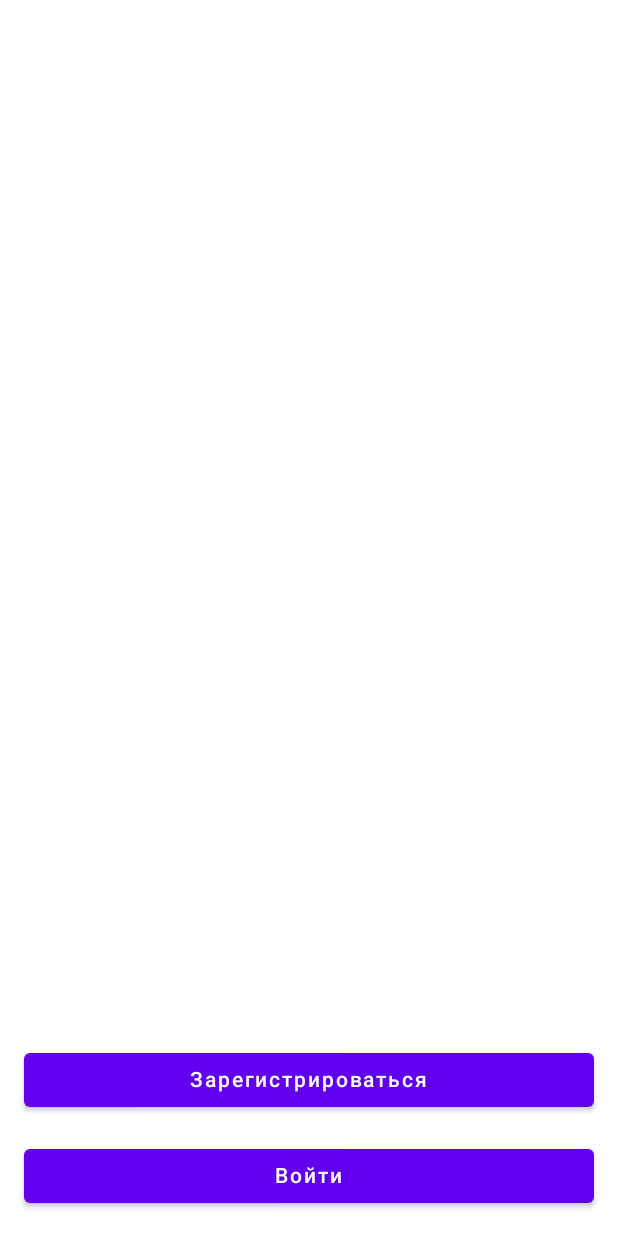
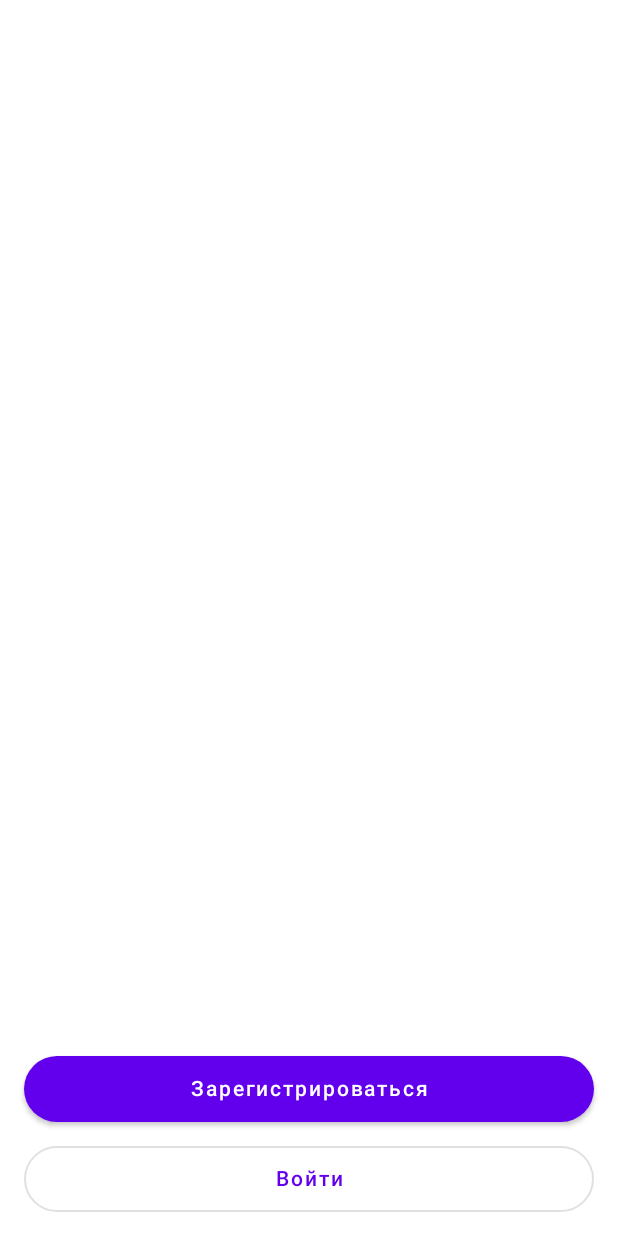
Before and after one commit to LaQqIII/Package-walk, an Android app built with Jetpack Compose: the Authorization screen opened through its navigation route, on a phone screen of 412 x 824 dp. Run offline under Robolectric (Android 15) with nearby library versions, the phone set to English and light mode, and no system bars; our stand-ins replace Dagger/Hilt's generated code, Timber.

Commit message:
переделал кнопки добавил кнопку перехода назад

```diff
--- a/app/src/main/java/com/example/packagewalk/ui/PackageWalkNavGraph.kt
+++ b/app/src/main/java/com/example/packagewalk/ui/PackageWalkNavGraph.kt
@@ -34,7 +34,8 @@ fun PackageWalkNavGraph(navController: NavHostController) {
         composable(AuthorizationSections.AUTHORIZATION.route) {
             Authorization(
                 navigateToScreenLoginIn = actions.navigateToScreenLoginIn,
-                navigateToScreenRegistration = actions.navigateToScreenRegistration
+                navigateToScreenRegistration = actions.navigateToScreenRegistration,
+                navigateBack = actions.navigateBack
             )
         }
         composable(AuthorizationSections.LOGIN.route) {
@@ -62,4 +63,7 @@ class MainActions(navController: NavHostController) {
     val navigateToScreenRegistration: () -> Unit = {
         navController.navigate(AuthorizationSections.REGISTRATION.route)
     }
+    val navigateBack: () -> Unit = {
+        navController.popBackStack()
+    }
 }
--- a/app/src/main/java/com/example/packagewalk/ui/screens/authorization/AuthorizationScreen.kt
+++ b/app/src/main/java/com/example/packagewalk/ui/screens/authorization/AuthorizationScreen.kt
@@ -1,17 +1,17 @@
 package com.example.packagewalk.ui.screens.authorization
 
 import androidx.compose.foundation.layout.*
-import androidx.compose.material.Button
-import androidx.compose.material.Text
+import androidx.compose.material.*
+import androidx.compose.material.icons.Icons
+import androidx.compose.material.icons.filled.Close
 import androidx.compose.runtime.Composable
 import androidx.compose.ui.Alignment
 import androidx.compose.ui.Modifier
-import androidx.compose.ui.res.dimensionResource
-import androidx.compose.ui.res.stringResource
 import androidx.compose.ui.tooling.preview.Preview
 import com.example.packagewalk.R
-import com.example.packagewalk.data.authorization.Authorization
 import com.example.packagewalk.ui.widgets.StandartButton
+import com.example.packagewalk.ui.widgets.StandartOutlinedButton
+import com.example.packagewalk.ui.widgets.StandartSpacer
 import timber.log.Timber
 
 private const val TAG_SCREEN = "Авторизация"
@@ -21,34 +21,45 @@ private const val TAG_SCREEN = "Авторизация"
  * между входом и регистрацией в приложении
  * @param navigateToScreenLoginIn функция, отвечающая за переход на экран для входа
  * @param navigateToScreenRegistration функция, отвечающая за переход на экран регистрации
+ * @param navigateBack функция, отвечающая за переход назад
  */
 @Composable
 fun Authorization(
     navigateToScreenLoginIn: () -> Unit,
-    navigateToScreenRegistration: () -> Unit
+    navigateToScreenRegistration: () -> Unit,
+    navigateBack: () -> Unit
 ) {
-
     Timber.d("Отрисовка экрана выбора зайти или зарегистрироваться !@# $TAG_SCREEN")
 
+    Scaffold(topBar = {
+        // TopAppBar(actions = {})
+    })
+//    {
+//        Row(modifier = Modifier.fillMaxWidth()) {
+//            IconButton(onClick = { navigateBack() }) {
+//                Icon(imageVector = Icons.Default.Close, contentDescription = "")
+//            }
+//        }
+//    }) {
+    {
         Column(
             modifier = Modifier.fillMaxSize(),
             verticalArrangement = Arrangement.Bottom,
             horizontalAlignment = Alignment.CenterHorizontally
         ) {
-
             StandartButton(onClick = navigateToScreenRegistration, stringId = R.string.register)
 
-        Spacer(modifier = Modifier.height(dimensionResource(R.dimen.between_the_lines_base)))
+            StandartSpacer()
 
-        StandartButton(onClick = navigateToScreenLoginIn, stringId = R.string.login)
+            StandartOutlinedButton(onClick = navigateToScreenLoginIn, stringId = R.string.login)
 
-        Spacer(modifier = Modifier.height(dimensionResource(R.dimen.between_the_lines_base)))
-
+            StandartSpacer()
+        }
     }
 }
 
 @Preview(showBackground = true)
 @Composable
 private fun AuthorizationPreview() {
-    Authorization({}, {})
+    Authorization({}, {}, {})
 }
--- a/app/src/main/java/com/example/packagewalk/ui/widgets/StandartButton.kt
+++ b/app/src/main/java/com/example/packagewalk/ui/widgets/StandartButton.kt
@@ -2,13 +2,15 @@ package com.example.packagewalk.ui.widgets
 
 import androidx.annotation.StringRes
 import androidx.compose.foundation.layout.fillMaxWidth
+import androidx.compose.foundation.layout.height
 import androidx.compose.foundation.layout.padding
+import androidx.compose.foundation.shape.CircleShape
 import androidx.compose.material.Button
-import androidx.compose.material.Text
+import androidx.compose.material.OutlinedButton
 import androidx.compose.runtime.Composable
 import androidx.compose.ui.Modifier
 import androidx.compose.ui.res.dimensionResource
-import androidx.compose.ui.res.stringResource
+import androidx.compose.ui.tooling.preview.Preview
 import com.example.packagewalk.R
 
 @Composable
@@ -16,8 +18,40 @@ fun StandartButton(onClick: () -> Unit, modifier: Modifier = Modifier, @StringRe
     Button(
         onClick = { onClick() }, modifier = modifier
             .fillMaxWidth()
-            .padding(horizontal = dimensionResource(R.dimen.on_the_sides_base))
+            .height(dimensionResource(R.dimen.height_button_base))
+            .padding(horizontal = dimensionResource(R.dimen.on_the_sides_base)),
+        shape = CircleShape
     ) {
-        Text(text = stringResource(stringId))
+        TextButton(stringId = stringId)
     }
 }
+
+@Composable
+fun StandartOutlinedButton(
+    onClick: () -> Unit,
+    modifier: Modifier = Modifier,
+    @StringRes stringId: Int
+) {
+    OutlinedButton(
+        onClick = { onClick() },
+        modifier = modifier
+            .fillMaxWidth()
+            .height(dimensionResource(R.dimen.height_button_base))
+            .padding(horizontal = dimensionResource(R.dimen.on_the_sides_base)),
+        shape = CircleShape
+    ) {
+        TextButton(stringId = stringId)
+    }
+}
+
+@Preview(showBackground = true)
+@Composable
+private fun StandartButtonPreview() {
+    StandartButton(onClick = {}, stringId = R.string.register)
+}
+
+@Preview(showBackground = true)
+@Composable
+private fun StandartOutlinedButton() {
+    StandartOutlinedButton(onClick = {}, stringId = R.string.login)
+}
--- /dev/null
+++ b/app/src/main/java/com/example/packagewalk/ui/widgets/StandartSpacer.kt
@@ -0,0 +1,13 @@
+package com.example.packagewalk.ui.widgets
+
+import androidx.compose.foundation.layout.Spacer
+import androidx.compose.foundation.layout.height
+import androidx.compose.runtime.Composable
+import androidx.compose.ui.Modifier
+import androidx.compose.ui.res.dimensionResource
+import com.example.packagewalk.R
+
+@Composable
+fun StandartSpacer(modifier: Modifier = Modifier) {
+    Spacer(modifier = modifier.height(dimensionResource(R.dimen.between_the_lines_base)))
+}
--- /dev/null
+++ b/app/src/main/java/com/example/packagewalk/ui/widgets/TextButton.kt
@@ -0,0 +1,25 @@
+package com.example.packagewalk.ui.widgets
+
+import androidx.annotation.StringRes
+import androidx.compose.material.MaterialTheme
+import androidx.compose.material.Text
+import androidx.compose.runtime.Composable
+import androidx.compose.ui.res.stringResource
+import androidx.compose.ui.text.style.TextAlign
+import androidx.compose.ui.tooling.preview.Preview
+import com.example.packagewalk.R
+
+@Composable
+fun TextButton(@StringRes stringId: Int) {
+    Text(
+        text = stringResource(stringId),
+        textAlign = TextAlign.Center,
+        style = MaterialTheme.typography.button
+    )
+}
+
+@Preview(showBackground = true)
+@Composable
+private fun TextButtonPreview() {
+    TextButton(R.string.verification_text)
+}
--- a/app/src/main/java/com/example/packagewalk/ui/widgets/TextH6.kt
+++ b/app/src/main/java/com/example/packagewalk/ui/widgets/TextH6.kt
@@ -29,7 +29,7 @@ fun TextH6(@StringRes stringId: Int) {
 
 @Preview(showBackground = true)
 @Composable
-fun TextH6Preview() {
+private fun TextH6Preview() {
     PackageWalkTheme() {
         TextH6(R.string.verification_text)
     }
--- a/app/src/main/res/values/dimensions.xml
+++ b/app/src/main/res/values/dimensions.xml
@@ -10,4 +10,7 @@
     //all
     <dimen name="around_base">16dp</dimen>
 
+    //
+    <dimen name="height_button_base">44dp</dimen>
+
 </resources>
--- a/app/src/main/res/values/strings.xml
+++ b/app/src/main/res/values/strings.xml
@@ -15,5 +15,8 @@
     <string name="register">Зарегистрироваться</string>
     <string name="entrance">Вход</string>
     <string name="registration">Регистрация</string>
+    <string name="number_phone">Номер телефона</string>
+    <string name="email">Электронная почта</string>
+    <string name="google">Google</string>
 
 </resources>
```
Also changed, not shown: app/src/main/java/com/example/packagewalk/ui/screens/authorization/registration/RegistrationScreen.kt (+16 -8 lines). Lines whose indentation alone changed are shown as unchanged.
